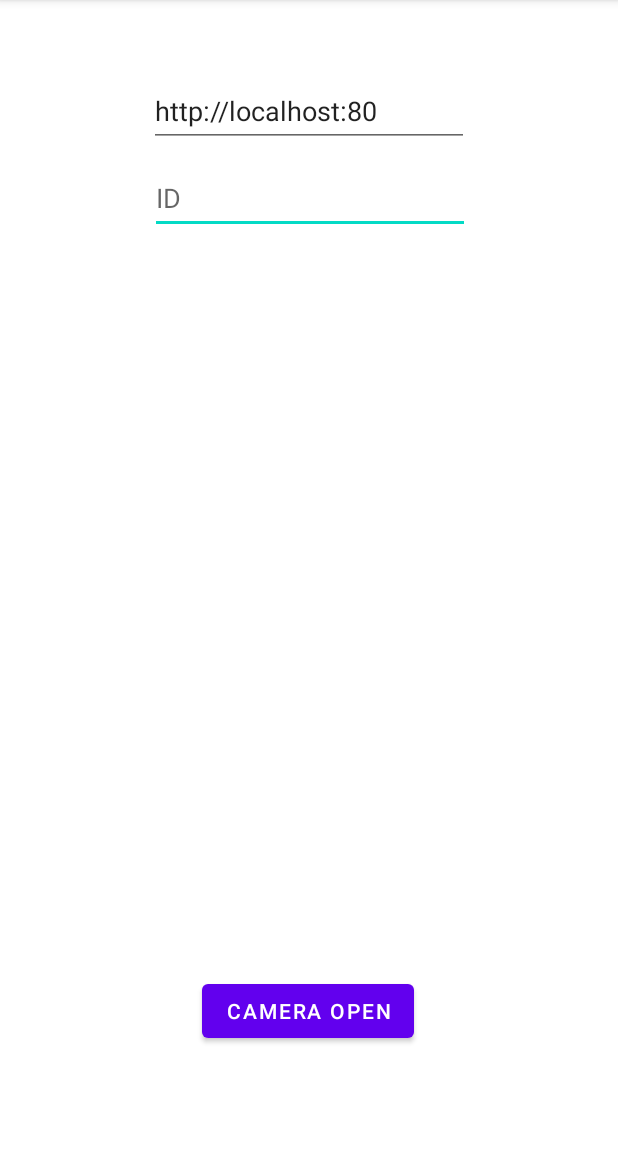
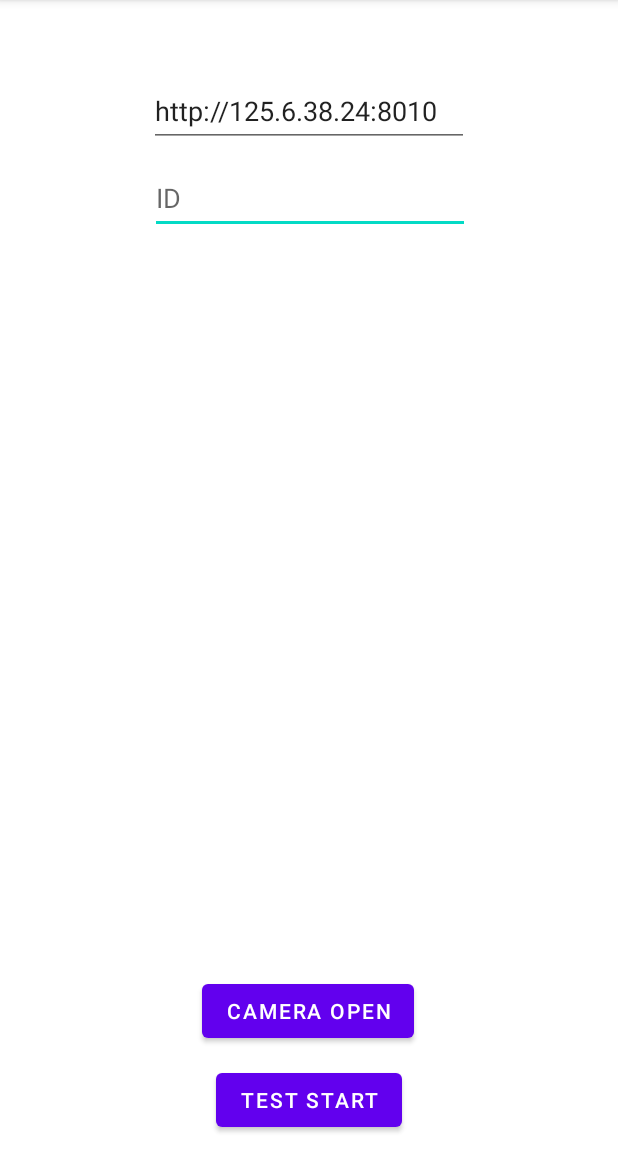
Before and after one commit to seungwon-yoo/TonguePhotoShoot, an Android app: the screen it shows after launch (MainActivity), on a phone screen of 412 x 824 dp, the part 84-1236 px from its top. Run offline under Robolectric (Android 15) with nearby library versions, the phone set to English and light mode, and no system bars.

Commit message:
테스트 버튼 추가 및 서버 연결 테스트

```diff
--- a/app/src/main/AndroidManifest.xml
+++ b/app/src/main/AndroidManifest.xml
@@ -5,6 +5,8 @@
     <uses-permission android:name="android.permission.CAMERA" />
     <uses-feature android:name="android.hardware.camera" android:required="true" />
     <uses-permission android:name="android.permission.INTERNET"/>
+    <uses-permission android:name="android.permission.WRITE_EXTERNAL_STORAGE" />
+    <uses-permission android:name="android.permission.READ_EXTERNAL_STORAGE" />
 
     <application
         android:allowBackup="true"
--- a/app/src/main/res/layout/activity_main.xml
+++ b/app/src/main/res/layout/activity_main.xml
@@ -30,7 +30,7 @@
         android:inputType="none"
 
         android:minHeight="48dp"
-        android:text="http://localhost:80"
+        android:text="http://125.6.38.24:8010"
         app:layout_constraintEnd_toEndOf="parent"
         app:layout_constraintStart_toStartOf="parent"
         app:layout_constraintTop_toTopOf="parent" />
@@ -45,6 +45,16 @@
         app:layout_constraintTop_toBottomOf="@+id/edit_text_number" />
 
     <Button
+        android:id="@+id/test_button"
+        android:layout_width="wrap_content"
+        android:layout_height="wrap_content"
+        android:text="Test Start"
+        app:layout_constraintBottom_toBottomOf="parent"
+        app:layout_constraintEnd_toEndOf="parent"
+        app:layout_constraintStart_toStartOf="parent"
+        app:layout_constraintTop_toBottomOf="@+id/main_btn_camera_open" />
+
+    <Button
         android:id="@+id/main_btn_camera_open"
         android:layout_width="wrap_content"
         android:layout_height="wrap_content"
@@ -55,4 +65,5 @@
         app:layout_constraintRight_toRightOf="parent"
         app:layout_constraintTop_toTopOf="parent"
         app:layout_constraintVertical_bias="0.903" />
+
 </androidx.constraintlayout.widget.ConstraintLayout>
```
Also changed, not shown: app/src/main/java/com/test/tonguephotoshoot/MainActivity.kt (+64 -3 lines), app/src/main/res/drawable-v24/frog4.jpeg (added), app/src/main/res/drawable-v24/tongue.png (added).
